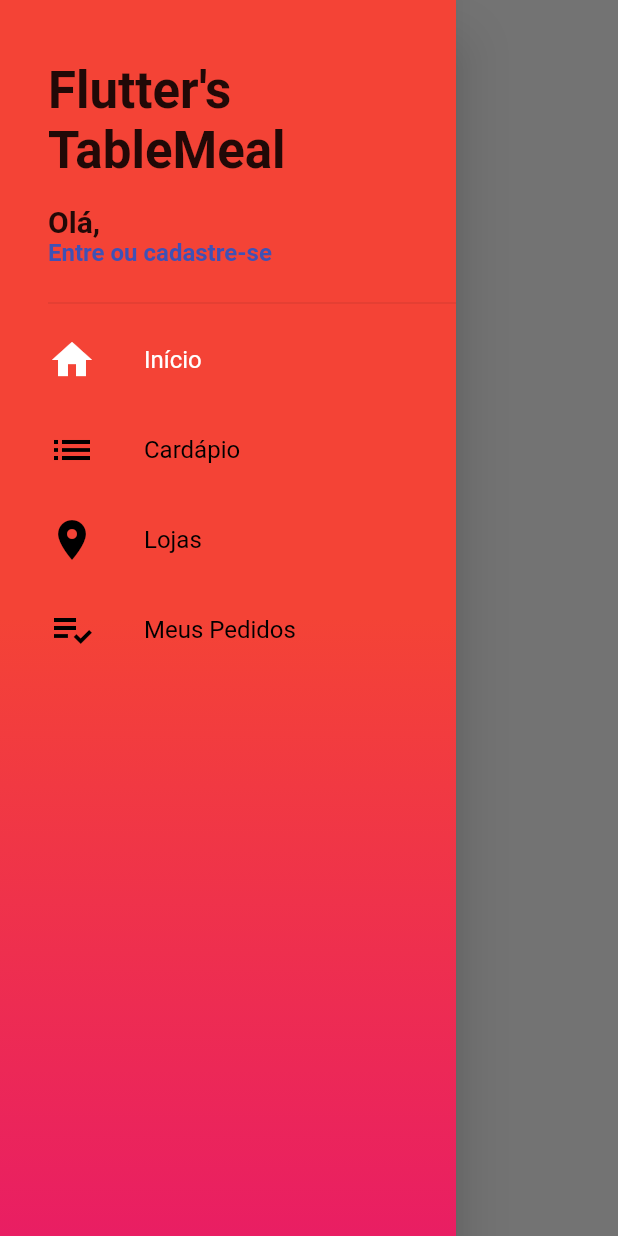
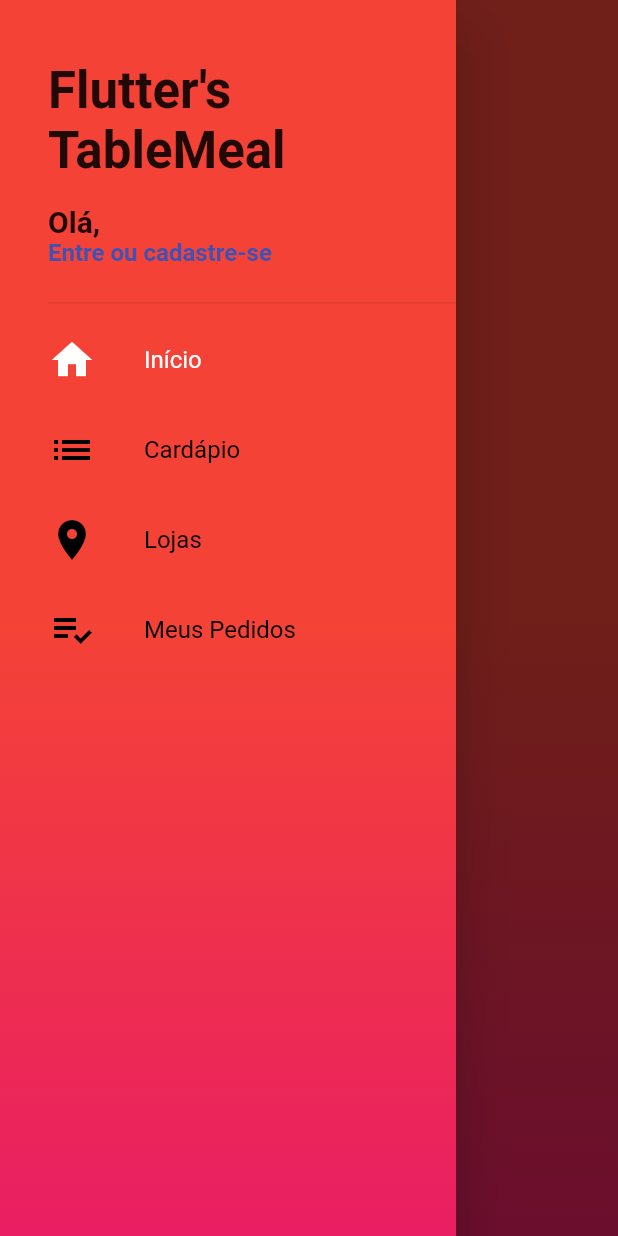
Before and after one commit to GRMCosta/TableMeal, a Flutter app: the screen it shows after launch, with the side drawer open, on a phone screen of 412 x 824 dp. Run offline on Flutter 3.47's test engine with Material 2 defaults, Android fonts, the phone set to English and light mode, and no system bars.

Commit message:
update
update na api

```diff
--- a/mobile/lib/Tabs/home_tab.dart
+++ b/mobile/lib/Tabs/home_tab.dart
@@ -8,8 +8,22 @@ class HomeTab extends StatefulWidget {
 class _HomeTabState extends State<HomeTab> {
   @override
   Widget build(BuildContext context) {
+
+    Widget _buildBodyBack() => Container(
+      decoration: BoxDecoration(
+          gradient: LinearGradient(
+            colors: [
+              Colors.red,
+              Colors.pink,
+            ],
+            begin: Alignment.center,
+            end: Alignment.bottomCenter,
+          )),
+    );
+
     return Stack(
       children: <Widget>[
+        _buildBodyBack(),
         CustomScrollView(
           slivers: <Widget>[
             SliverAppBar(
```
Also changed, not shown: mobile/lib/Api/register_api.dart (deleted, +0 -34 lines), mobile/lib/JModels/register_model.dart (added, +33 -0 lines), mobile/lib/JServices/services.dart (added, +12 -0 lines).
